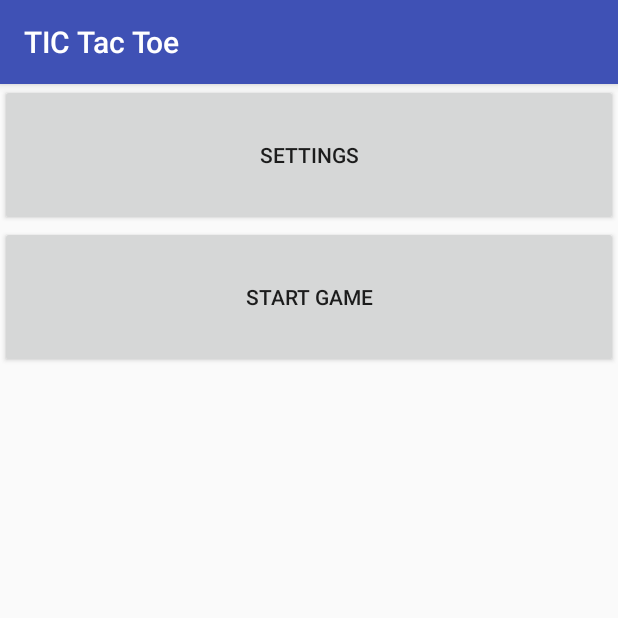
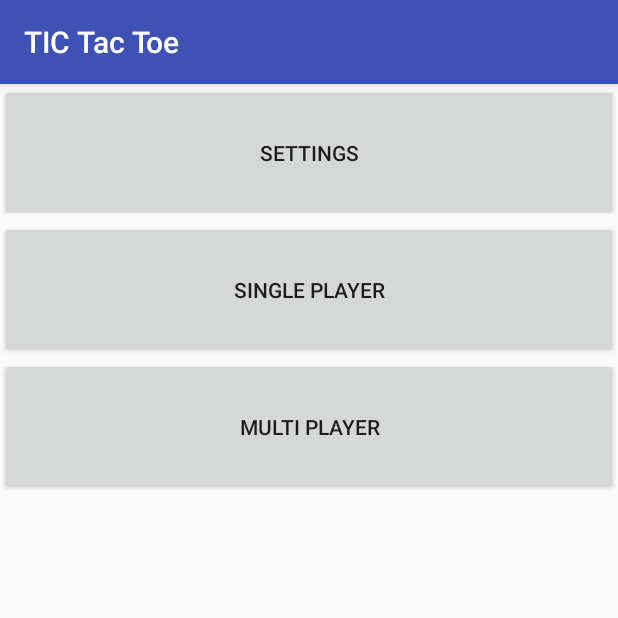
Before and after one commit to binyamin5555/SuperTicTacToe, an Android app: the screen it shows after launch (MainMenuActivity), on a phone screen of 412 x 824 dp, the top half of it. Run offline under Robolectric (Android 15) with nearby library versions, the phone set to English and light mode, and no system bars.

Commit message:
Added single player functionality

```diff
--- a/TICTacToe/app/build.gradle
+++ b/TICTacToe/app/build.gradle
@@ -27,4 +27,5 @@ dependencies {
 
     compile 'com.android.support:appcompat-v7:25.1.0'
     compile 'com.android.support:design:25.1.0'
+    compile 'com.android.support.constraint:constraint-layout:+'
 }
--- a/TICTacToe/app/src/main/AndroidManifest.xml
+++ b/TICTacToe/app/src/main/AndroidManifest.xml
@@ -20,7 +20,8 @@
             android:label="@string/title_activity_end_game"
             android:theme="@style/AppTheme.NoActionBar" />
         <activity android:name=".GameActivity" />
-        <activity android:name=".SettingsActivity"></activity>
+        <activity android:name=".SettingsActivity" />
+        <activity android:name=".SinglePlayerActivity"></activity>
     </application>
 
 </manifest>
--- a/TICTacToe/app/src/main/java/com/example/madmon/tictactoe/MainMenuActivity.java
+++ b/TICTacToe/app/src/main/java/com/example/madmon/tictactoe/MainMenuActivity.java
@@ -20,7 +20,10 @@ public class MainMenuActivity extends AppCompatActivity {
             case R.id.settingsB:
                 startActivity(new Intent(this , SettingsActivity.class));
                 break;
-            case R.id.startB:
+            case R.id.startSingle:
+                startActivity(new Intent(this , SinglePlayerActivity.class));
+                break;
+            case R.id.startMulti:
                 startActivity(new Intent(this , GameActivity.class));
                 break;
             default:
--- a/TICTacToe/app/src/main/res/layout/activity_main_menu.xml
+++ b/TICTacToe/app/src/main/res/layout/activity_main_menu.xml
@@ -31,11 +31,19 @@
 
 
         <Button
-            android:text="@string/start_button_text"
+            android:id="@+id/startSingle"
             android:layout_width="match_parent"
             android:layout_height="wrap_content"
-            android:id="@+id/startB"
             android:layout_weight="0.07"
-            android:onClick="moveToAnotherActivity"/>
+            android:onClick="moveToAnotherActivity"
+            android:text="@string/start_single_button_text" />
+
+        <Button
+            android:id="@+id/startMulti"
+            android:layout_width="match_parent"
+            android:layout_height="wrap_content"
+            android:layout_weight="0.07"
+            android:onClick="moveToAnotherActivity"
+            android:text="@string/start_button_text" />
     </LinearLayout>
 </RelativeLayout>
--- a/TICTacToe/app/src/main/res/values/strings.xml
+++ b/TICTacToe/app/src/main/res/values/strings.xml
@@ -1,7 +1,8 @@
 <resources>
     <string name="app_name">TIC Tac Toe</string>
     <string name="settings_button_text">Settings</string>
-    <string name="start_button_text">Start Game</string>
+    <string name="start_button_text">Multi Player</string>
+    <string name="start_single_button_text">Single Player</string>
     <string name="title_activity_end_game">EndGame</string>
     <string name="title_activity_settings">SettingsActivity</string>
     <string name="title_activity_main_menu">MainMenuActivity</string>
--- a/TICTacToe/build.gradle
+++ b/TICTacToe/build.gradle
@@ -5,7 +5,7 @@ buildscript {
         jcenter()
     }
     dependencies {
-        classpath 'com.android.tools.build:gradle:2.2.3'
+        classpath 'com.android.tools.build:gradle:2.3.1'
 
         // NOTE: Do not place your application dependencies here; they belong
         // in the individual module build.gradle files
```
Also changed, not shown: TICTacToe/app/src/main/java/com/example/madmon/tictactoe/GameActivity.java (+10 -5 lines), TICTacToe/app/src/main/java/com/example/madmon/tictactoe/SinglePlayerActivity.java (added, +105 -0 lines), TICTacToe/app/src/main/java/com/example/madmon/tictactoe/TTTButton.java (+9 -4 lines), TICTacToe/app/src/main/res/layout/activity_single_player.xml (added, +9 -0 lines), TICTacToe/gradle/wrapper/gradle-wrapper.properties.
